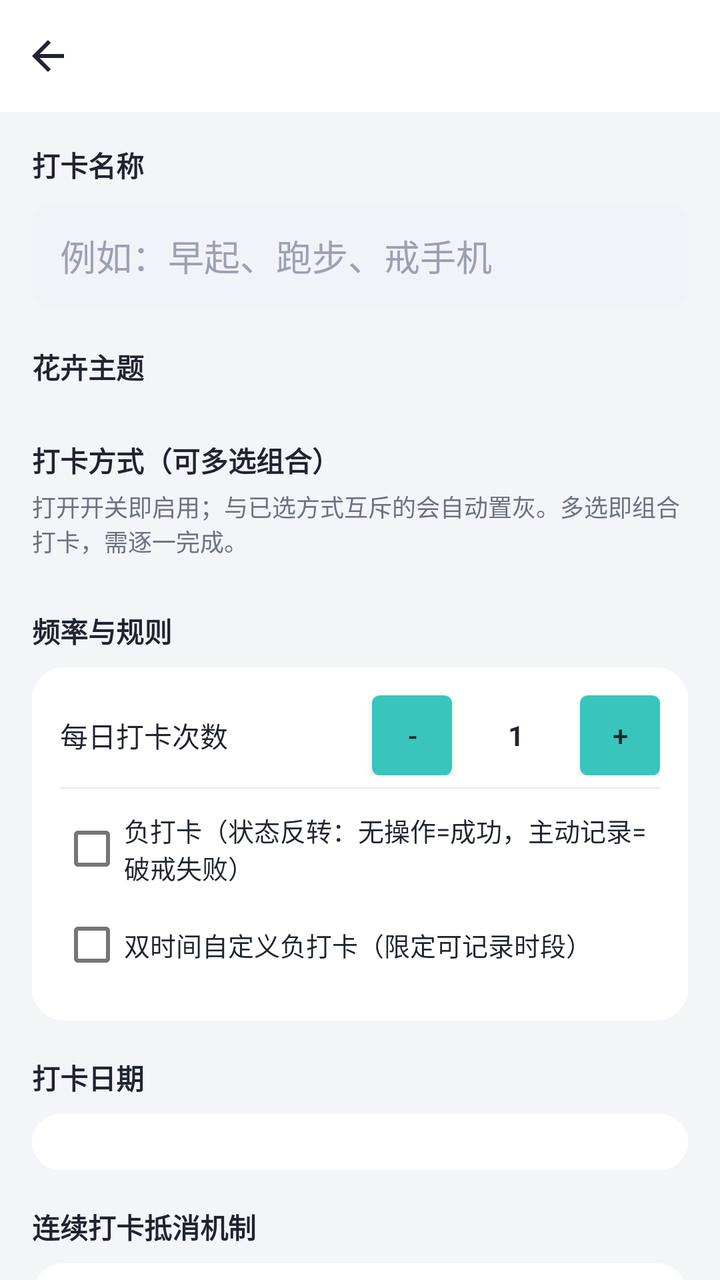
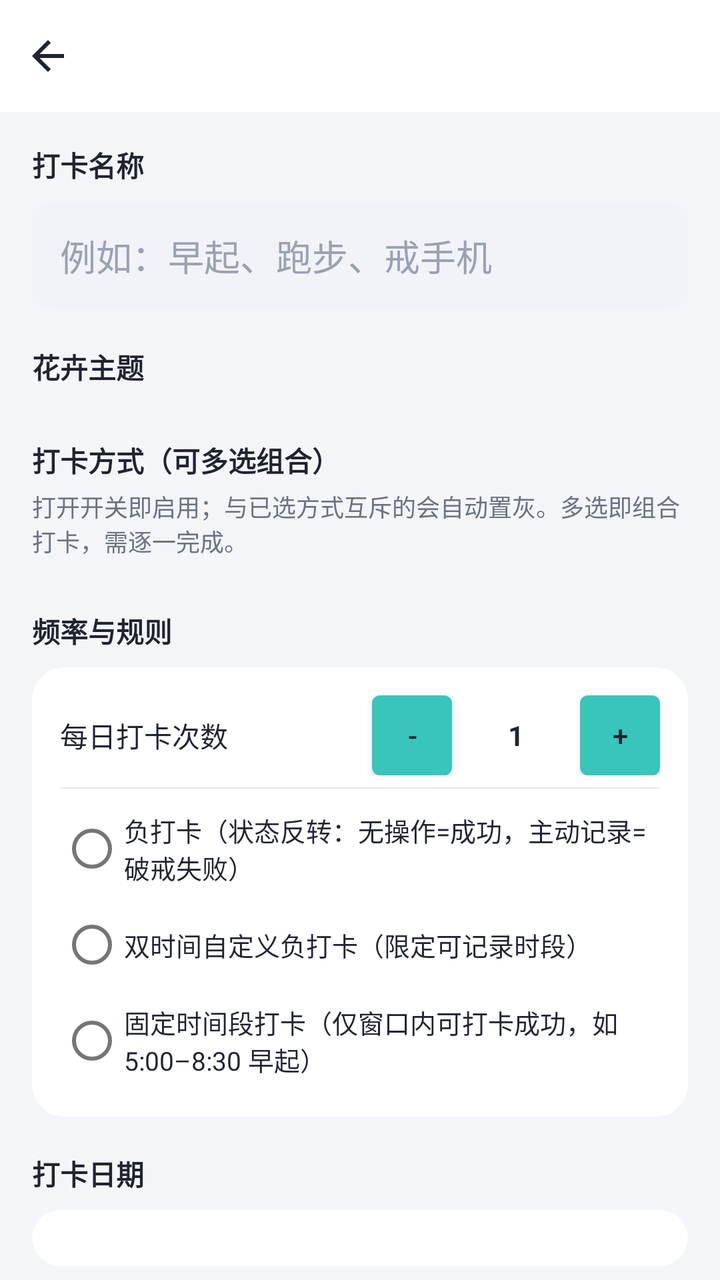

Compare the two renders of this Android layout. The source of the first and the diff that turns it into the second are given below.
<!-- AndroidManifest.xml: application theme Theme.Checkin -->
<!-- res/layout/activity_create_item.xml -->
<?xml version="1.0" encoding="utf-8"?>
<LinearLayout xmlns:android="http://schemas.android.com/apk/res/android"
    android:layout_width="match_parent"
    android:layout_height="match_parent"
    android:background="@color/bg_page"
    android:orientation="vertical">

    <include android:id="@+id/topbar" layout="@layout/view_topbar" />

    <ScrollView
        android:layout_width="match_parent"
        android:layout_height="0dp"
        android:layout_weight="1"
        android:scrollbars="none">

        <LinearLayout
            android:layout_width="match_parent"
            android:layout_height="wrap_content"
            android:orientation="vertical"
            android:padding="16dp">

            
            <TextView style="@style/SectionTitle" android:text="打卡名称" />
            <EditText
                android:id="@+id/et_name"
                android:layout_width="match_parent"
                android:layout_height="wrap_content"
                android:layout_marginTop="8dp"
                android:background="@drawable/bg_input"
                android:hint="例如：早起、跑步、戒手机"
                android:inputType="text"
                android:maxLength="20"
                android:padding="14dp"
                android:textColor="@color/text_primary"
                android:textColorHint="@color/text_hint" />

            
            <TextView style="@style/SectionTitle" android:layout_marginTop="18dp" android:text="花卉主题" />
            <HorizontalScrollView
                android:layout_width="match_parent"
                android:layout_height="wrap_content"
                android:layout_marginTop="8dp"
                android:scrollbars="none">
                <LinearLayout
                    android:id="@+id/theme_container"
                    android:layout_width="wrap_content"
                    android:layout_height="wrap_content"
                    android:orientation="horizontal" />
            </HorizontalScrollView>

            
            <TextView style="@style/SectionTitle" android:layout_marginTop="18dp" android:text="打卡方式（可多选组合）" />
            <TextView
                android:layout_width="match_parent"
                android:layout_height="wrap_content"
                android:layout_marginTop="4dp"
                android:text="打开开关即启用；与已选方式互斥的会自动置灰。多选即组合打卡，需逐一完成。"
                android:textColor="@color/text_secondary"
                android:textSize="12sp" />
            <LinearLayout
                android:id="@+id/method_container"
                android:layout_width="match_parent"
                android:layout_height="wrap_content"
                android:layout_marginTop="8dp"
                android:orientation="vertical" />

            
            <TextView style="@style/SectionTitle" android:layout_marginTop="18dp" android:text="频率与规则" />
            <LinearLayout
                android:layout_width="match_parent"
                android:layout_height="wrap_content"
                android:layout_marginTop="8dp"
                android:background="@drawable/bg_card"
                android:orientation="vertical"
                android:padding="14dp">

                <LinearLayout
                    android:layout_width="match_parent"
                    android:layout_height="wrap_content"
                    android:gravity="center_vertical"
                    android:orientation="horizontal">
                    <TextView
                        android:layout_width="0dp"
                        android:layout_height="wrap_content"
                        android:layout_weight="1"
                        android:text="每日打卡次数"
                        android:textColor="@color/text_primary" />
                    <Button
                        android:id="@+id/btn_limit_minus"
                        android:layout_width="40dp"
                        android:layout_height="40dp"
                        android:insetTop="0dp" android:insetBottom="0dp"
                        android:padding="0dp"
                        android:text="-"
                        android:textColor="@color/text_primary" />
                    <TextView
                        android:id="@+id/tv_limit"
                        android:layout_width="64dp"
                        android:layout_height="wrap_content"
                        android:gravity="center"
                        android:text="1"
                        android:textColor="@color/text_primary"
                        android:textStyle="bold" />
                    <Button
                        android:id="@+id/btn_limit_plus"
                        android:layout_width="40dp"
                        android:layout_height="40dp"
                        android:insetTop="0dp" android:insetBottom="0dp"
                        android:padding="0dp"
                        android:text="+"
                        android:textColor="@color/text_primary" />
                </LinearLayout>

                <View android:layout_width="match_parent" android:layout_height="0.5dp" android:layout_marginVertical="6dp" android:background="@color/divider" />

                <CheckBox
                    android:id="@+id/cb_negative"
                    android:layout_width="match_parent"
                    android:layout_height="wrap_content"
                    android:text="负打卡（状态反转：无操作=成功，主动记录=破戒失败）"
                    android:textColor="@color/text_primary"
                    android:textSize="13sp" />

                <CheckBox
                    android:id="@+id/cb_custom_neg"
                    android:layout_width="match_parent"
                    android:layout_height="wrap_content"
                    android:text="双时间自定义负打卡（限定可记录时段）"
                    android:textColor="@color/text_primary"
                    android:textSize="13sp" />

                <LinearLayout
                    android:id="@+id/custom_neg_panel"
                    android:layout_width="match_parent"
                    android:layout_height="wrap_content"
                    android:orientation="vertical"
                    android:visibility="gone">

                    <LinearLayout
                        android:layout_width="match_parent"
                        android:layout_height="wrap_content"
                        android:gravity="center_vertical"
                        android:orientation="horizontal"
                        android:paddingHorizontal="12dp">
                        <TextView android:layout_width="wrap_content" android:layout_height="wrap_content" android:text="时间点1  " android:textColor="@color/text_secondary"/>
                        <Button android:id="@+id/btn_t1" android:layout_width="wrap_content" android:layout_height="wrap_content" android:insetTop="0dp" android:insetBottom="0dp" android:text="05:00" android:textColor="@color/brand_dark"/>
                        <TextView android:layout_width="wrap_content" android:layout_height="wrap_content" android:layout_marginStart="16dp" android:text="时间点2  " android:textColor="@color/text_secondary"/>
                        <Button android:id="@+id/btn_t2" android:layout_width="wrap_content" android:layout_height="wrap_content" android:insetTop="0dp" android:insetBottom="0dp" android:text="15:00" android:textColor="@color/brand_dark"/>
                    </LinearLayout>

                    <TextView
                        android:id="@+id/tv_custom_hint"
                        android:layout_width="match_parent"
                        android:layout_height="wrap_content"
                        android:paddingHorizontal="12dp"
                        android:textColor="@color/text_secondary"
                        android:textSize="12sp" />
                </LinearLayout>


            </LinearLayout>

            
            <TextView style="@style/SectionTitle" android:layout_marginTop="18dp" android:text="打卡日期" />
            <LinearLayout
                android:id="@+id/schedule_container"
                android:layout_width="match_parent"
                android:layout_height="wrap_content"
                android:layout_marginTop="8dp"
                android:background="@drawable/bg_card"
                android:orientation="vertical"
                android:padding="14dp">
            </LinearLayout>

            
            <TextView style="@style/SectionTitle" android:layout_marginTop="18dp" android:text="连续打卡抵消机制" />
            <LinearLayout
                android:layout_width="match_parent"
                android:layout_height="wrap_content"
                android:layout_marginTop="8dp"
                android:background="@drawable/bg_card"
                android:orientation="vertical"
                android:padding="14dp">

                <CheckBox
                    android:id="@+id/cb_offset"
                    android:layout_width="match_parent"
                    android:layout_height="wrap_content"
                    android:text="开启抵消机会（🛡️可补漏签）"
                    android:textColor="@color/text_primary" />

                <LinearLayout
                    android:id="@+id/offset_panel"
                    android:layout_width="match_parent"
                    android:layout_height="wrap_content"
                    android:orientation="vertical"
                    android:visibility="gone">

                    <RadioGroup
                        android:id="@+id/rg_offset_mode"
                        android:layout_width="match_parent"
                        android:layout_height="wrap_content"
                        android:orientation="vertical">
                        <RadioButton android:id="@+id/rb_mode_a" android:layout_width="match_parent" android:layout_height="wrap_content" android:checked="true" android:text="模式A 累积型：每连续N天得1次，可累积" android:textColor="@color/text_primary"/>
                        <RadioButton android:id="@+id/rb_mode_b" android:layout_width="match_parent" android:layout_height="wrap_content" android:text="模式B 阈值型：连续达N天补满k次（不叠加）" android:textColor="@color/text_primary"/>
                        <RadioButton android:id="@+id/rb_mode_c" android:layout_width="match_parent" android:layout_height="wrap_content" android:text="模式C 周期型：每N天周期得k次" android:textColor="@color/text_primary"/>
                    </RadioGroup>

                    <LinearLayout
                        android:layout_width="match_parent"
                        android:layout_height="wrap_content"
                        android:layout_marginTop="6dp"
                        android:gravity="center_vertical"
                        android:orientation="horizontal">
                        <TextView android:layout_width="wrap_content" android:layout_height="wrap_content" android:text="连续天数 N=" android:textColor="@color/text_primary"/>
                        <EditText android:id="@+id/et_offset_n" android:layout_width="70dp" android:layout_height="wrap_content" android:background="@drawable/bg_input" android:inputType="number" android:padding="10dp" android:text="3" android:textColor="@color/text_primary"/>
                        <TextView android:id="@+id/tv_k_label" android:layout_width="wrap_content" android:layout_height="wrap_content" android:layout_marginStart="16dp" android:text="次数 k=" android:textColor="@color/text_primary"/>
                        <EditText android:id="@+id/et_offset_k" android:layout_width="70dp" android:layout_height="wrap_content" android:background="@drawable/bg_input" android:inputType="number" android:padding="10dp" android:text="1" android:textColor="@color/text_primary"/>
                    </LinearLayout>

                    <CheckBox
                        android:id="@+id/cb_offset_auto"
                        android:layout_width="match_parent"
                        android:layout_height="wrap_content"
                        android:layout_marginTop="6dp"
                        android:text="漏签时自动消耗（关闭则手动点日期补签）"
                        android:textColor="@color/text_primary"
                        android:textSize="13sp" />
                </LinearLayout>
            </LinearLayout>

            
            <TextView style="@style/SectionTitle" android:layout_marginTop="18dp" android:text="逻辑修改策略（创建后不可更改）" />
            <RadioGroup
                android:layout_width="match_parent"
                android:layout_height="wrap_content"
                android:layout_marginTop="8dp"
                android:background="@drawable/bg_card"
                android:orientation="vertical"
                android:padding="14dp">
                <RadioButton android:id="@+id/rb_locked" android:layout_width="match_parent" android:layout_height="wrap_content" android:checked="true" android:text="不可修改（规则创建后锁定）" android:textColor="@color/text_primary"/>
                <RadioButton android:id="@+id/rb_interval" android:layout_width="match_parent" android:layout_height="wrap_content" android:text="每 N 天可修改一次" android:textColor="@color/text_primary"/>
                <LinearLayout
                    android:id="@+id/interval_panel"
                    android:layout_width="match_parent"
                    android:layout_height="wrap_content"
                    android:gravity="center_vertical"
                    android:orientation="horizontal"
                    android:paddingStart="12dp"
                    android:visibility="gone">
                    <TextView android:layout_width="wrap_content" android:layout_height="wrap_content" android:text="间隔天数 N =" android:textColor="@color/text_primary"/>
                    <EditText android:id="@+id/et_interval" android:layout_width="80dp" android:layout_height="wrap_content" android:layout_marginStart="8dp" android:background="@drawable/bg_input" android:inputType="number" android:padding="10dp" android:text="7" android:textColor="@color/text_primary"/>
                    <TextView android:layout_width="wrap_content" android:layout_height="wrap_content" android:text=" 天" android:textColor="@color/text_secondary"/>
                </LinearLayout>
            </RadioGroup>

            <Button
                android:id="@+id/btn_save"
                style="@style/PrimaryButton"
                android:layout_width="match_parent"
                android:layout_marginTop="24dp"
                android:layout_marginBottom="20dp"
                android:text="保存打卡项" />
        </LinearLayout>
    </ScrollView>
</LinearLayout>
<!-- res/layout/view_topbar.xml (included above) -->
<?xml version="1.0" encoding="utf-8"?>
<LinearLayout xmlns:android="http://schemas.android.com/apk/res/android"
    android:layout_width="match_parent"
    android:layout_height="56dp"
    android:background="@color/white"
    android:gravity="center_vertical"
    android:orientation="horizontal">

    <ImageButton
        android:id="@+id/btn_back"
        android:layout_width="48dp"
        android:layout_height="48dp"
        android:background="?attr/selectableItemBackgroundBorderless"
        android:contentDescription="返回"
        android:src="@drawable/ic_back" />

    <FrameLayout
        android:layout_width="0dp"
        android:layout_height="match_parent"
        android:layout_weight="1">

        <TextView
            android:id="@+id/tv_title"
            android:layout_width="wrap_content"
            android:layout_height="wrap_content"
            android:layout_gravity="center"
            android:textColor="@color/text_primary"
            android:textSize="17sp"
            android:textStyle="bold" />
    </FrameLayout>

    <FrameLayout
        android:id="@+id/title_right_container"
        android:layout_width="wrap_content"
        android:layout_height="match_parent"
        android:minWidth="48dp" />
</LinearLayout>
<!-- resources referenced by this layout -->
<resources>
  <color name="bg_page">#F3F5F9</color>
  <color name="brand_dark">#1F9C94</color>
  <color name="divider">#E7EAF1</color>
  <color name="text_hint">#9AA1B2</color>
  <color name="text_primary">#1F2430</color>
  <color name="text_secondary">#6B7280</color>
  <color name="white">#FFFFFF</color>
  <!-- drawable bg_card (drawable) -->
  <?xml version="1.0" encoding="utf-8"?>
  <shape xmlns:android="http://schemas.android.com/apk/res/android" android:shape="rectangle">
      <solid android:color="@color/bg_card" />
      <corners android:radius="16dp" />
  </shape>
  <!-- drawable bg_input (drawable) -->
  <?xml version="1.0" encoding="utf-8"?>
  <shape xmlns:android="http://schemas.android.com/apk/res/android" android:shape="rectangle">
      <solid android:color="#F1F3F8" />
      <corners android:radius="12dp" />
  </shape>
  <!-- drawable ic_back (drawable) -->
  <vector xmlns:android="http://schemas.android.com/apk/res/android"
      android:width="24dp" android:height="24dp"
      android:viewportWidth="24" android:viewportHeight="24" android:tint="@color/text_primary">
      <path android:fillColor="@android:color/white" android:pathData="M20,11H7.83l5.59,-5.59L12,4l-8,8 8,8 1.41,-1.41L7.83,13H20v-2z"/>
  </vector>
  <style name="PrimaryButton" parent="Widget.MaterialComponents.Button">
          <item name="android:layout_height">52dp</item>
          <item name="cornerRadius">14dp</item>
          <item name="android:textSize">16sp</item>
          <item name="android:textStyle">bold</item>
          <item name="android:textColor">@color/white</item>
      </style>
  <style name="SectionTitle">
          <item name="android:layout_width">wrap_content</item>
          <item name="android:layout_height">wrap_content</item>
          <item name="android:textSize">14sp</item>
          <item name="android:textStyle">bold</item>
          <item name="android:textColor">@color/text_primary</item>
      </style>
  <style name="Theme.Checkin" parent="Theme.MaterialComponents.Light.NoActionBar">
          <item name="colorPrimary">@color/brand</item>
          <item name="colorPrimaryDark">@color/brand_dark</item>
          <item name="colorAccent">@color/brand</item>
          <item name="android:windowBackground">@color/bg_page</item>
          <item name="android:statusBarColor">@color/white</item>
          <item name="android:windowLightStatusBar">true</item>
          <item name="android:textColorPrimary">@color/text_primary</item>
          <item name="android:textColorSecondary">@color/text_secondary</item>
          <item name="bottomNavigationStyle">@style/Widget.Checkin.BottomNav</item>
      </style>
  <color name="bg_card">#FFFFFF</color>
  <color name="brand">#39C5BB</color>
  <style name="Widget.Checkin.BottomNav" parent="Widget.MaterialComponents.BottomNavigationView">
          <item name="itemTextColor">@color/nav_tint</item>
          <item name="itemIconTint">@color/nav_tint</item>
          <item name="backgroundTint">@color/white</item>
          <item name="elevation">10dp</item>
          <item name="labelVisibilityMode">labeled</item>
      </style>
</resources>

<!-- the commit's change to res/layout/activity_create_item.xml (unified diff, before → after) -->
@@ -113,7 +113,7 @@
 
                 <View android:layout_width="match_parent" android:layout_height="0.5dp" android:layout_marginVertical="6dp" android:background="@color/divider" />
 
-                <CheckBox
+                <RadioButton
                     android:id="@+id/cb_negative"
                     android:layout_width="match_parent"
                     android:layout_height="wrap_content"
@@ -121,13 +121,50 @@
                     android:textColor="@color/text_primary"
                     android:textSize="13sp" />
 
-                <CheckBox
+                <RadioButton
                     android:id="@+id/cb_custom_neg"
                     android:layout_width="match_parent"
                     android:layout_height="wrap_content"
                     android:text="双时间自定义负打卡（限定可记录时段）"
                     android:textColor="@color/text_primary"
                     android:textSize="13sp" />
+
+                <RadioButton
+                    android:id="@+id/cb_time_window"
+                    android:layout_width="match_parent"
+                    android:layout_height="wrap_content"
+                    android:text="固定时间段打卡（仅窗口内可打卡成功，如 5:00–8:30 早起）"
+                    android:textColor="@color/text_primary"
+                    android:textSize="13sp" />
+
+                <LinearLayout
+                    android:id="@+id/tw_panel"
+                    android:layout_width="match_parent"
+                    android:layout_height="wrap_content"
+                    android:orientation="vertical"
+                    android:visibility="gone">
+
+                    <LinearLayout
+                        android:layout_width="match_parent"
+                        android:layout_height="wrap_content"
+                        android:gravity="center_vertical"
+                        android:orientation="horizontal"
+                        android:paddingHorizontal="12dp">
+                        <TextView android:layout_width="wrap_content" android:layout_height="wrap_content" android:text="开始  " android:textColor="@color/text_secondary"/>
+                        <Button android:id="@+id/btn_tw_start" android:layout_width="wrap_content" android:layout_height="wrap_content" android:insetTop="0dp" android:insetBottom="0dp" android:text="05:00" android:textColor="@color/brand_dark"/>
+                        <TextView android:layout_width="wrap_content" android:layout_height="wrap_content" android:layout_marginStart="16dp" android:text="结束  " android:textColor="@color/text_secondary"/>
+                        <Button android:id="@+id/btn_tw_end" android:layout_width="wrap_content" android:layout_height="wrap_content" android:insetTop="0dp" android:insetBottom="0dp" android:text="08:30" android:textColor="@color/brand_dark"/>
+                    </LinearLayout>
+
+                    <TextView
+                        android:id="@+id/tv_tw_hint"
+                        android:layout_width="match_parent"
+                        android:layout_height="wrap_content"
+                        android:paddingHorizontal="12dp"
+                        android:textColor="@color/text_secondary"
+                        android:textSize="12sp"
+                        android:text="仅在所选时间段内可打卡成功；不支持跨天（如 23:00–01:00）；开启后将无法选择自动打卡。" />
+                </LinearLayout>
 
                 <LinearLayout
                     android:id="@+id/custom_neg_panel"
